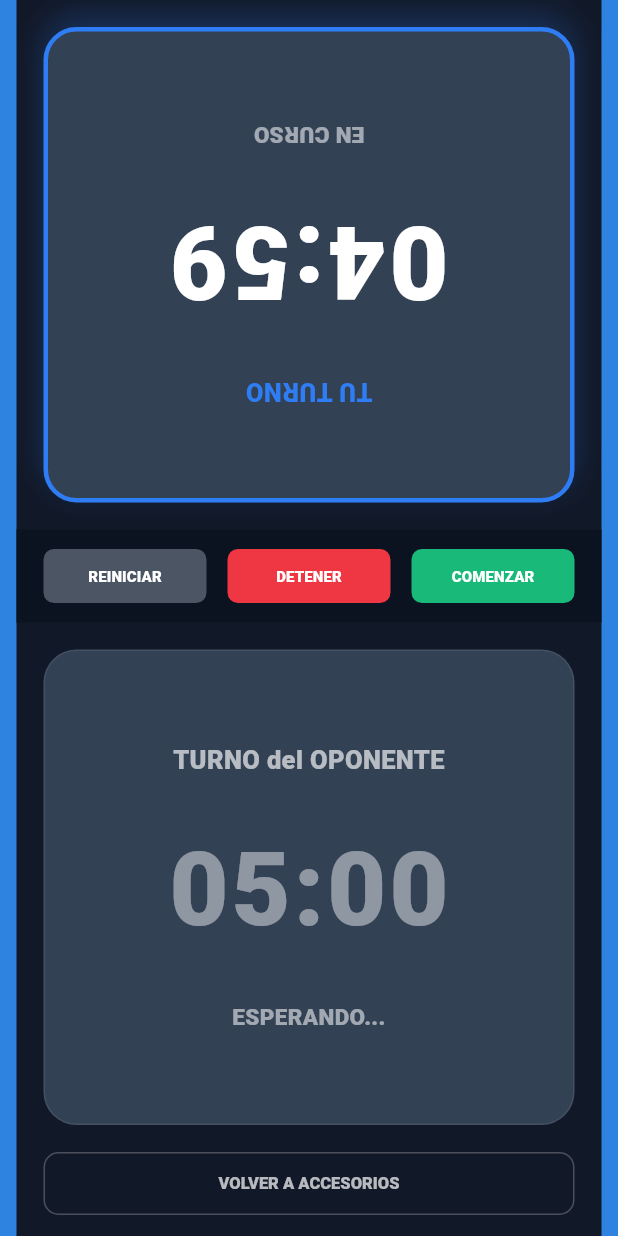
After one commit to Diegok92/BoardgameCompanion, a Flutter app: the ChessClockScreen screen opened directly, after a tap on "COMENZAR", on a phone screen of 412 x 824 dp. The commit adds this screen. Run offline on Flutter 3.47's test engine with Material 3 defaults, Android fonts, the phone set to English and light mode, and no system bars; our stand-ins replace cloud_firestore, firebase_auth, firebase_core, flutter_riverpod, flutter_svg, freezed_annotation and 2 more; accounts and stored records are empty.

Commit message:
Add chess clock accessory screen

```diff
--- a/bgc_v1/lib/presentation/accessories/accessories_screen.dart
+++ b/bgc_v1/lib/presentation/accessories/accessories_screen.dart
@@ -5,6 +5,7 @@ import '../../domain/models/accessory_model.dart';
 import 'package:flutter_riverpod/flutter_riverpod.dart';
 import '../providers/accessories_provider.dart';
 import '../widgets/custom_alert.dart';
+import 'chess_clock_screen.dart';
 
 class AccessoriesScreen extends ConsumerWidget {
   const AccessoriesScreen({super.key});
@@ -17,10 +18,16 @@ class AccessoriesScreen extends ConsumerWidget {
       return;
     }
 
-    // Agregue el accesorio de dado
-
     if (accessoryName.contains('dados') || accessoryName.contains('dice')) {
       context.push('/dice-roll');
+      return;
+    }
+
+    if (accessoryName.contains('ajedrez') || accessoryName.contains('chess')) {
+      Navigator.push(
+        context,
+        MaterialPageRoute(builder: (_) => const ChessClockScreen()),
+      );
       return;
     }
 
--- /dev/null
+++ b/bgc_v1/lib/presentation/accessories/chess_clock_screen.dart
@@ -0,0 +1,348 @@
+import 'dart:async';
+import 'dart:math';
+
+import 'package:flutter/material.dart';
+import 'package:go_router/go_router.dart';
+
+class ChessClockScreen extends StatefulWidget {
+  const ChessClockScreen({super.key});
+
+  @override
+  State<ChessClockScreen> createState() => _ChessClockScreenState();
+}
+
+class _ChessClockScreenState extends State<ChessClockScreen> {
+  static const int initialSeconds = 300; // 5 minutos
+
+  Timer? _timer;
+
+  int _playerOneSeconds = initialSeconds;
+  int _playerTwoSeconds = initialSeconds;
+
+  int _activePlayer = 1;
+  bool _isRunning = false;
+
+  @override
+  void dispose() {
+    _timer?.cancel();
+    super.dispose();
+  }
+
+  void _startClock() {
+    if (_isRunning) return;
+
+    if (_playerOneSeconds == 0 || _playerTwoSeconds == 0) return;
+
+    setState(() {
+      _isRunning = true;
+    });
+
+    _timer = Timer.periodic(const Duration(seconds: 1), (_) {
+      if (!mounted) return;
+
+      setState(() {
+        if (_activePlayer == 1) {
+          if (_playerOneSeconds > 0) {
+            _playerOneSeconds--;
+          }
+
+          if (_playerOneSeconds == 0) {
+            _timer?.cancel();
+            _isRunning = false;
+          }
+        } else {
+          if (_playerTwoSeconds > 0) {
+            _playerTwoSeconds--;
+          }
+
+          if (_playerTwoSeconds == 0) {
+            _timer?.cancel();
+            _isRunning = false;
+          }
+        }
+      });
+    });
+  }
+
+  void _stopClockAndChangeTurn() {
+    if (!_isRunning) return;
+
+    _timer?.cancel();
+
+    setState(() {
+      _isRunning = false;
+
+      if (_playerOneSeconds > 0 && _playerTwoSeconds > 0) {
+        _activePlayer = _activePlayer == 1 ? 2 : 1;
+      }
+    });
+  }
+
+  void _resetClock() {
+    _timer?.cancel();
+
+    setState(() {
+      _playerOneSeconds = initialSeconds;
+      _playerTwoSeconds = initialSeconds;
+      _activePlayer = 1;
+      _isRunning = false;
+    });
+  }
+
+  String _formatTime(int totalSeconds) {
+    final minutes = totalSeconds ~/ 60;
+    final seconds = totalSeconds % 60;
+
+    return '${minutes.toString().padLeft(2, '0')}:${seconds.toString().padLeft(2, '0')}';
+  }
+
+  bool get _playerOneLost => _playerOneSeconds == 0;
+  bool get _playerTwoLost => _playerTwoSeconds == 0;
+
+  void _goBack() {
+    _timer?.cancel();
+
+    if (context.canPop()) {
+      context.pop();
+      return;
+    }
+
+    Navigator.of(context).pop();
+  }
+
+  @override
+  Widget build(BuildContext context) {
+    return Scaffold(
+      backgroundColor: const Color(0xFF2D83DF),
+      body: SafeArea(
+        child: Center(
+          child: Container(
+            width: 390,
+            constraints: const BoxConstraints(maxWidth: 430),
+            color: const Color(0xFF111827),
+            child: Column(
+              children: [
+                Expanded(
+                  child: Transform.rotate(
+                    angle: pi,
+                    child: ChessPlayerPanel(
+                      title: _activePlayer == 1 ? 'TU TURNO' : 'JUGADOR 1',
+                      time: _formatTime(_playerOneSeconds),
+                      subtitle: _playerOneLost
+                          ? 'TIEMPO TERMINADO'
+                          : _activePlayer == 1
+                          ? _isRunning
+                                ? 'EN CURSO'
+                                : 'LISTO PARA COMENZAR'
+                          : 'ESPERANDO...',
+                      isActive: _activePlayer == 1,
+                      isLost: _playerOneLost,
+                    ),
+                  ),
+                ),
+
+                Container(
+                  height: 62,
+                  padding: const EdgeInsets.symmetric(horizontal: 18),
+                  color: const Color(0xFF0B1220),
+                  child: Row(
+                    children: [
+                      Expanded(
+                        child: ClockActionButton(
+                          text: 'REINICIAR',
+                          color: const Color(0xFF4B5563),
+                          onTap: _resetClock,
+                        ),
+                      ),
+                      const SizedBox(width: 14),
+                      Expanded(
+                        child: ClockActionButton(
+                          text: 'DETENER',
+                          color: const Color(0xFFEF3743),
+                          onTap: _stopClockAndChangeTurn,
+                        ),
+                      ),
+                      const SizedBox(width: 14),
+                      Expanded(
+                        child: ClockActionButton(
+                          text: 'COMENZAR',
+                          color: const Color(0xFF18B979),
+                          onTap: _startClock,
+                        ),
+                      ),
+                    ],
+                  ),
+                ),
+
+                Expanded(
+                  child: ChessPlayerPanel(
+                    title: _activePlayer == 2
+                        ? 'TU TURNO'
+                        : 'TURNO del OPONENTE',
+                    time: _formatTime(_playerTwoSeconds),
+                    subtitle: _playerTwoLost
+                        ? 'TIEMPO TERMINADO'
+                        : _activePlayer == 2
+                        ? _isRunning
+                              ? 'EN CURSO'
+                              : 'LISTO PARA COMENZAR'
+                        : 'ESPERANDO...',
+                    isActive: _activePlayer == 2,
+                    isLost: _playerTwoLost,
+                  ),
+                ),
+
+                Padding(
+                  padding: const EdgeInsets.fromLTRB(18, 0, 18, 14),
+                  child: SizedBox(
+                    width: double.infinity,
+                    height: 42,
+                    child: OutlinedButton(
+                      onPressed: _goBack,
+                      style: OutlinedButton.styleFrom(
+                        foregroundColor: Colors.white70,
+                        side: const BorderSide(color: Colors.white24),
+                        shape: RoundedRectangleBorder(
+                          borderRadius: BorderRadius.circular(10),
+                        ),
+                      ),
+                      child: const Text(
+                        'VOLVER A ACCESORIOS',
+                        style: TextStyle(
+                          fontWeight: FontWeight.w900,
+                          fontSize: 11,
+                        ),
+                      ),
+                    ),
+                  ),
+                ),
+              ],
+            ),
+          ),
+        ),
+      ),
+    );
+  }
+}
+
+class ChessPlayerPanel extends StatelessWidget {
+  final String title;
+  final String time;
+  final String subtitle;
+  final bool isActive;
+  final bool isLost;
+
+  const ChessPlayerPanel({
+    super.key,
+    required this.title,
+    required this.time,
+    required this.subtitle,
+    required this.isActive,
+    required this.isLost,
+  });
+
+  @override
+  Widget build(BuildContext context) {
+    final borderColor = isActive
+        ? const Color(0xFF2F7DF4)
+        : Colors.white.withValues(alpha: 0.08);
+
+    final timeColor = isLost
+        ? const Color(0xFFEF3743)
+        : isActive
+        ? Colors.white
+        : Colors.white.withValues(alpha: 0.45);
+
+    final titleColor = isActive
+        ? const Color(0xFF2F7DF4)
+        : Colors.white.withValues(alpha: 0.65);
+
+    return Container(
+      width: double.infinity,
+      margin: const EdgeInsets.all(18),
+      decoration: BoxDecoration(
+        color: const Color(0xFF334155),
+        borderRadius: BorderRadius.circular(22),
+        border: Border.all(color: borderColor, width: isActive ? 3 : 1),
+        boxShadow: [
+          if (isActive)
+            BoxShadow(
+              color: const Color(0xFF2F7DF4).withValues(alpha: 0.25),
+              blurRadius: 18,
+              offset: const Offset(0, 8),
+            ),
+        ],
+      ),
+      child: Column(
+        mainAxisAlignment: MainAxisAlignment.center,
+        children: [
+          Text(
+            title,
+            textAlign: TextAlign.center,
+            style: TextStyle(
+              color: titleColor,
+              fontSize: 17,
+              fontWeight: FontWeight.w900,
+            ),
+          ),
+          const SizedBox(height: 26),
+          Text(
+            time,
+            style: TextStyle(
+              color: timeColor,
+              fontSize: 68,
+              fontWeight: FontWeight.w900,
+              letterSpacing: 2,
+            ),
+          ),
+          const SizedBox(height: 26),
+          Text(
+            subtitle,
+            textAlign: TextAlign.center,
+            style: TextStyle(
+              color: isLost
+                  ? const Color(0xFFEF3743)
+                  : Colors.white.withValues(alpha: 0.55),
+              fontSize: 15,
+              fontWeight: FontWeight.w900,
+            ),
+          ),
+        ],
+      ),
+    );
+  }
+}
+
+class ClockActionButton extends StatelessWidget {
+  final String text;
+  final Color color;
+  final VoidCallback onTap;
+
+  const ClockActionButton({
+    super.key,
+    required this.text,
+    required this.color,
+    required this.onTap,
+  });
+
+  @override
+  Widget build(BuildContext context) {
+    return SizedBox(
+      height: 36,
+      child: ElevatedButton(
+        onPressed: onTap,
+        style: ElevatedButton.styleFrom(
+          backgroundColor: color,
+          foregroundColor: Colors.white,
+          elevation: 0,
+          padding: EdgeInsets.zero,
+          shape: RoundedRectangleBorder(borderRadius: BorderRadius.circular(7)),
+        ),
+        child: Text(
+          text,
+          style: const TextStyle(fontSize: 10, fontWeight: FontWeight.w900),
+        ),
+      ),
+    );
+  }
+}
```
